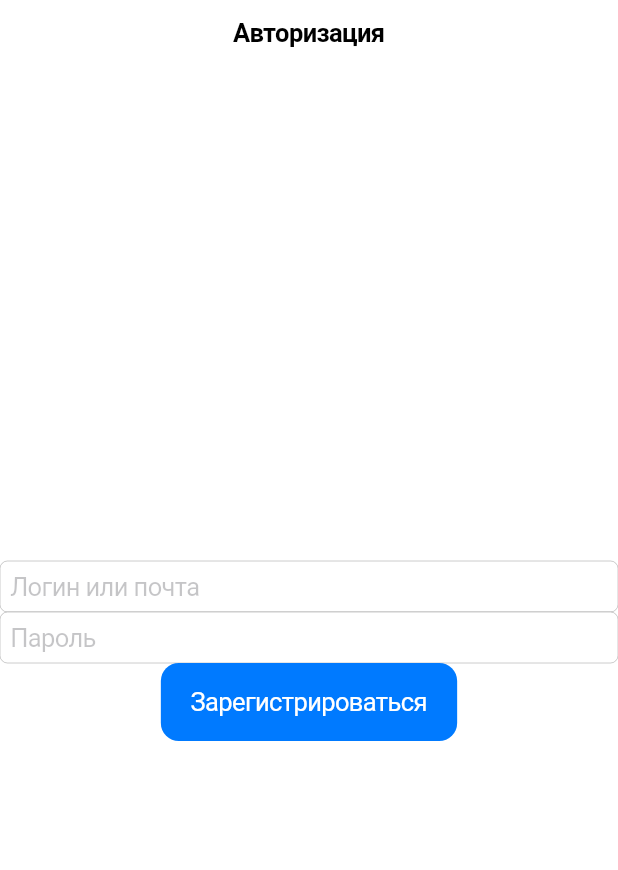
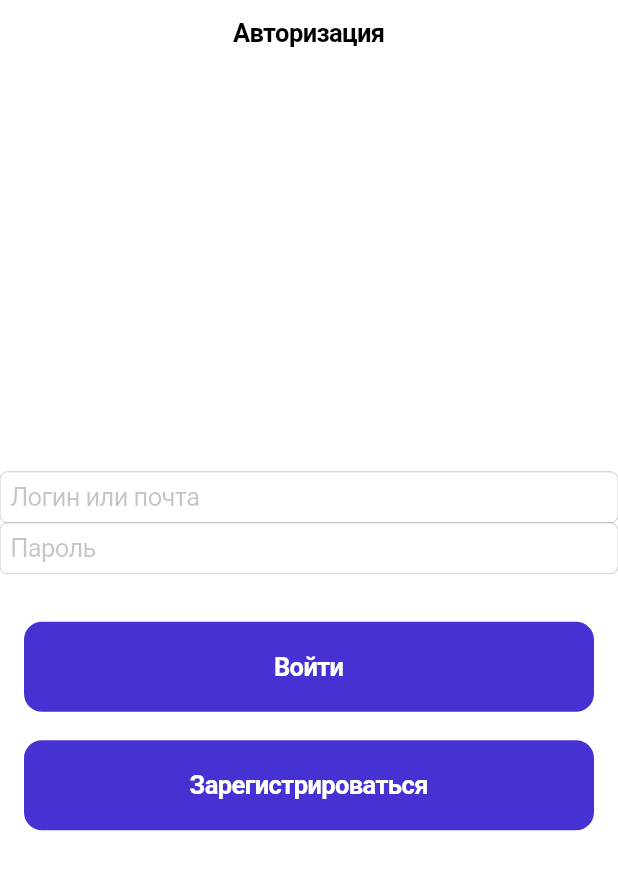
Before and after one commit to Alibalishka/simple_application, a Flutter app: the screen it shows after launch, on a phone screen of 412 x 824 dp. Shown: the top 870 px of the screen. Run offline on Flutter 3.47's test engine with Material 2 defaults, Android fonts, the phone set to English and light mode, and no system bars.

Commit message:
Change Style Button

```diff
--- a/lib/screens/auth_screen.dart
+++ b/lib/screens/auth_screen.dart
@@ -12,6 +12,7 @@ class AuthScreen extends StatelessWidget {
       child: SafeArea(
         child: Column(
           mainAxisAlignment: MainAxisAlignment.center,
+          crossAxisAlignment: CrossAxisAlignment.stretch,
           children: [
             CupertinoTextField(
               placeholder: 'Логин или почта',
@@ -19,10 +20,42 @@ class AuthScreen extends StatelessWidget {
             CupertinoTextField(
               placeholder: 'Пароль',
             ),
-            CupertinoButton.filled(
-              child: Text('Зарегистрироваться'),
-              onPressed: () {},
-            )
+
+            SizedBox(height: 32),
+
+            Padding(
+              padding: const EdgeInsets.symmetric(horizontal: 16),
+              child: CupertinoButton(
+                child: Text(
+                  'Войти',
+                  style: TextStyle(
+                    fontWeight: FontWeight.bold,
+                    color: CupertinoColors.white,
+                  ),
+                ),
+                padding: const EdgeInsets.symmetric(vertical: 20),
+                color: Color(0xFF4631D2),
+                onPressed: () {},
+              ),
+            ),
+
+            SizedBox(height: 19),
+
+            Padding(
+              padding: const EdgeInsets.symmetric(horizontal: 16),
+              child: CupertinoButton(
+                child: Text(
+                  'Зарегистрироваться',
+                  style: TextStyle(
+                    fontWeight: FontWeight.bold,
+                    color: CupertinoColors.white,
+                  ),
+                ),
+                padding: const EdgeInsets.symmetric(vertical: 20),
+                color: Color(0xFF4631D2),
+                onPressed: () {},
+              ),
+            ),
           ],
         ),
       ),
```
